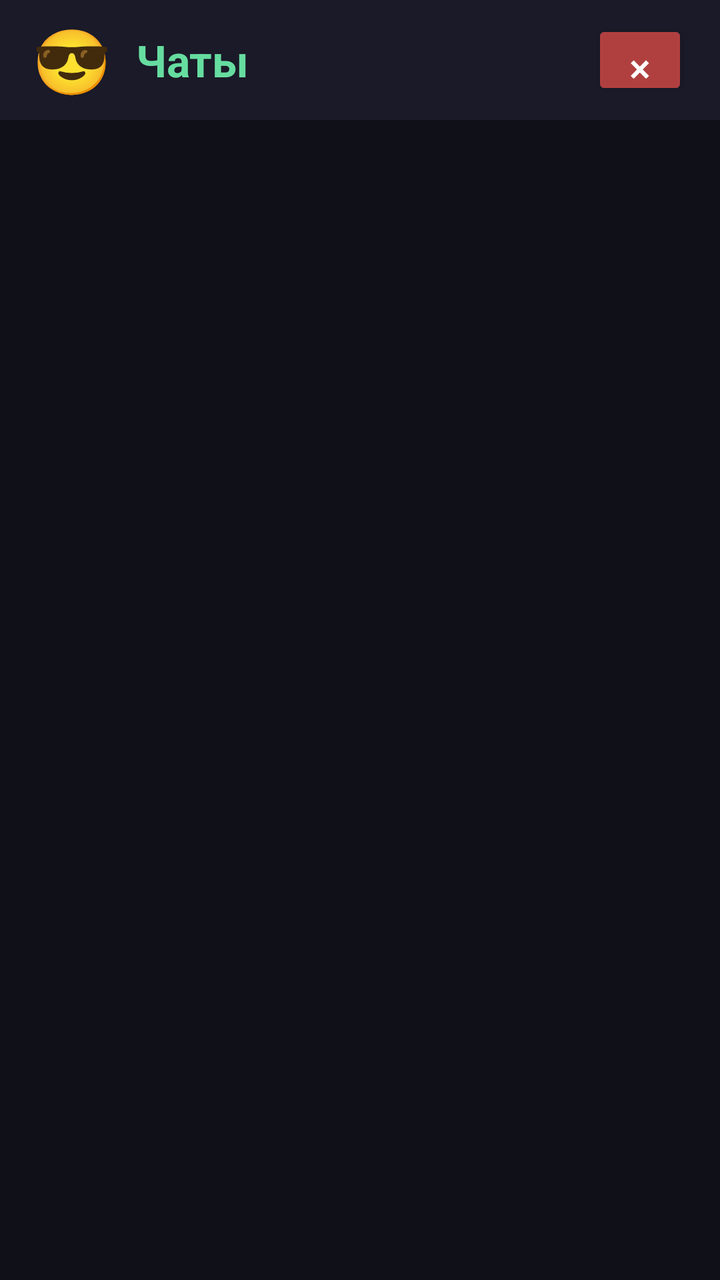
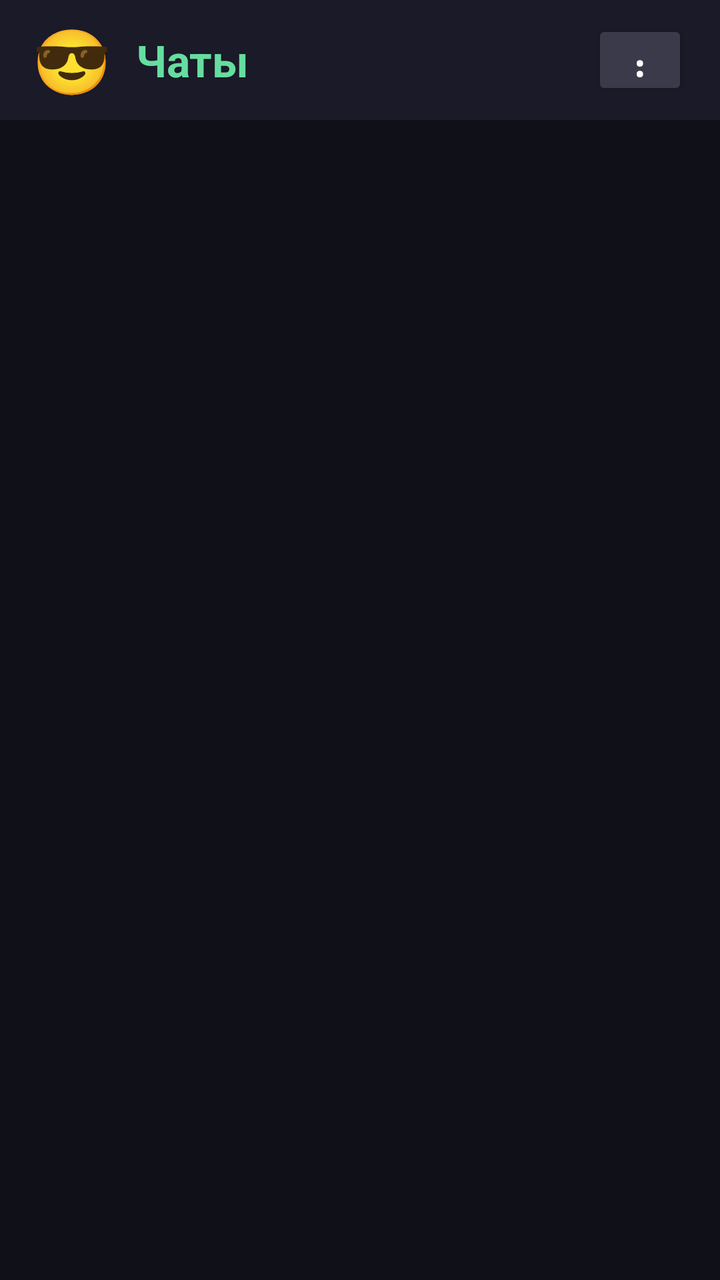

Before-and-after screenshots of an Android layout around one commit, followed by the original layout XML and the change that was made.
<!-- AndroidManifest.xml: application theme Theme.IvanChat -->
<!-- res/layout/activity_chats.xml -->
<?xml version="1.0" encoding="utf-8"?>
<LinearLayout xmlns:android="http://schemas.android.com/apk/res/android"
    android:layout_width="match_parent"
    android:layout_height="match_parent"
    android:orientation="vertical"
    android:background="#101018">

    <LinearLayout
        android:layout_width="match_parent"
        android:layout_height="60dp"
        android:orientation="horizontal"
        android:background="#1A1A28"
        android:gravity="center_vertical"
        android:paddingHorizontal="16dp">

        <TextView
            android:id="@+id/myAvatar"
            android:layout_width="wrap_content"
            android:layout_height="wrap_content"
            android:text="😎"
            android:textSize="32sp"
            android:layout_marginEnd="12dp" />

        <TextView
            android:id="@+id/headerText"
            android:layout_width="0dp"
            android:layout_height="wrap_content"
            android:layout_weight="1"
            android:text="Чаты"
            android:textColor="#66DDA0"
            android:textSize="22sp"
            android:textStyle="bold" />

        <Button
            android:id="@+id/logoutBtn"
            android:layout_width="wrap_content"
            android:layout_height="40dp"
            android:text="×"
            android:textSize="20sp"
            android:textColor="#FFFFFF"
            android:backgroundTint="#B04040"
            android:minWidth="48dp" />

    </LinearLayout>

    <FrameLayout
        android:layout_width="match_parent"
        android:layout_height="0dp"
        android:layout_weight="1">

        <androidx.recyclerview.widget.RecyclerView
            android:id="@+id/chatsList"
            android:layout_width="match_parent"
            android:layout_height="match_parent"
            android:padding="8dp"
            android:clipToPadding="false" />

        <TextView
            android:id="@+id/emptyText"
            android:layout_width="match_parent"
            android:layout_height="match_parent"
            android:text="Пока никого нет в группе.\n\nПозови друзей —\nпусть введут тот же код."
            android:textColor="#707080"
            android:textSize="18sp"
            android:gravity="center"
            android:visibility="gone" />

    </FrameLayout>

</LinearLayout>
<!-- resources referenced by this layout -->
<resources>
  <style name="Theme.IvanChat" parent="Theme.AppCompat.NoActionBar">
          <item name="android:windowBackground">@android:color/black</item>
          <item name="android:colorBackground">@android:color/black</item>
          <item name="android:textColor">@android:color/white</item>
      </style>
</resources>

<!-- the commit's change to res/layout/activity_chats.xml (unified diff, before → after) -->
@@ -32,13 +32,13 @@
             android:textStyle="bold" />
 
         <Button
-            android:id="@+id/logoutBtn"
+            android:id="@+id/menuBtn"
             android:layout_width="wrap_content"
             android:layout_height="40dp"
-            android:text="×"
-            android:textSize="20sp"
+            android:text="⋮"
+            android:textSize="22sp"
             android:textColor="#FFFFFF"
-            android:backgroundTint="#B04040"
+            android:backgroundTint="#3A3A4A"
             android:minWidth="48dp" />
 
     </LinearLayout>
